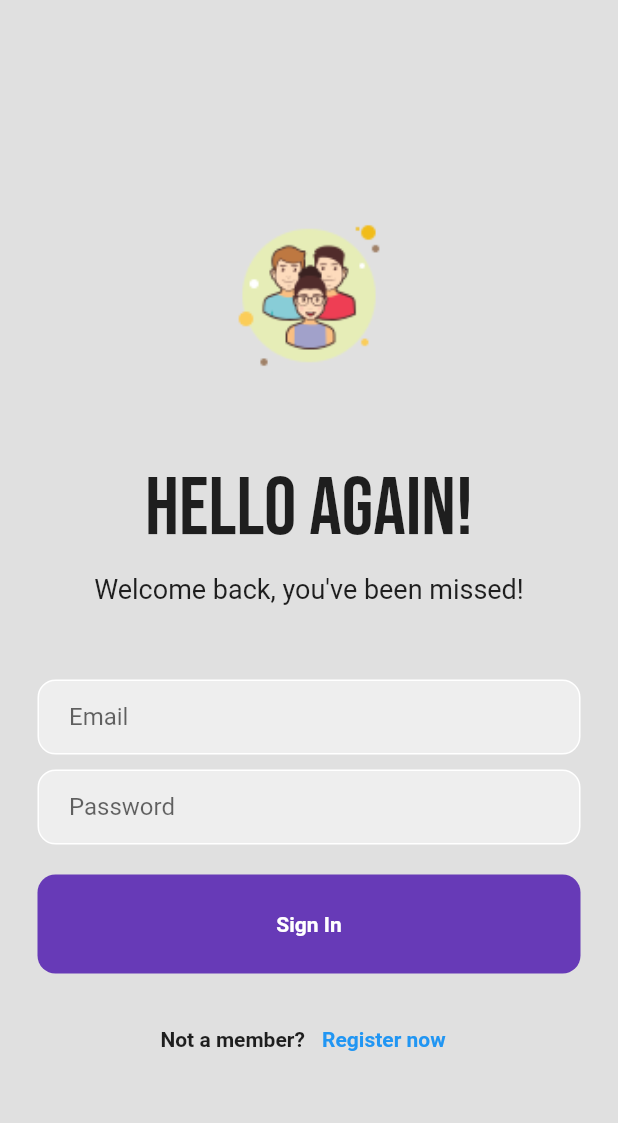
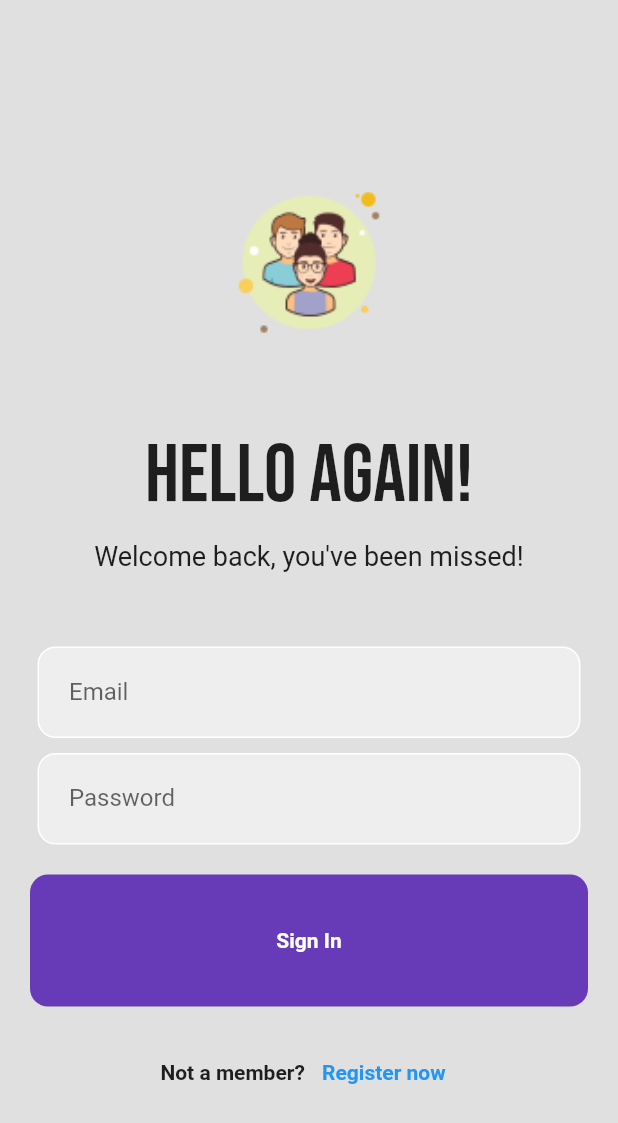
Before and after one commit to iZeroKim/Guest-Book-App, a Flutter app: the screen it shows after launch, after a tap on "Sign Up", after a tap on "Login now", on a phone screen of 412 x 824 dp. Shown: the top 1123 px of the screen. Run offline on Flutter 3.47's test engine with Material 2 defaults, Android fonts, the phone set to English and light mode, and no system bars; our stand-ins replace firebase_auth, firebase_core, google_fonts; accounts and stored records are empty.

Commit message:
Validate login form fields, navigate to home on success

```diff
--- a/lib/views/auth/login_page.dart
+++ b/lib/views/auth/login_page.dart
@@ -1,6 +1,7 @@
 import 'package:flutter/material.dart';
 import 'package:google_fonts/google_fonts.dart';
 import 'register_page.dart';
+import '../home/home.dart';
 
 class LoginPage extends StatefulWidget {
   const LoginPage({Key? key}) : super(key: key);
@@ -10,6 +11,18 @@ class LoginPage extends StatefulWidget {
 }
 
 class _LoginPageState extends State<LoginPage> {
+  final _emailtext = TextEditingController();
+  final _passwordtext = TextEditingController();
+
+  bool _validateemail = false;
+  bool _validatepassword= false;
+
+  @override
+  void dispose() {
+    _emailtext.dispose();
+    _passwordtext.dispose();
+    super.dispose();
+  }
   @override
   Widget build(BuildContext context) {
     return Scaffold(
@@ -53,12 +66,15 @@ class _LoginPageState extends State<LoginPage> {
                     border: Border.all(color: Colors.white),
                     borderRadius: BorderRadius.circular(12),
                   ),
-                  child: const Padding(
+                  child: Padding(
                     padding: EdgeInsets.only(left: 20.0),
                     child: TextField(
+                      controller: _emailtext,
                       decoration: InputDecoration(
                         border: InputBorder.none,
                         hintText: "Email",
+                        labelText: "Email",
+                        errorText: _validateemail ? 'Email can\'t be empty' : null,
                       ),
                     ),
                   )),
@@ -75,13 +91,16 @@ class _LoginPageState extends State<LoginPage> {
                     border: Border.all(color: Colors.white),
                     borderRadius: BorderRadius.circular(12),
                   ),
-                  child: const Padding(
+                  child: Padding(
                     padding: EdgeInsets.only(left: 20.0),
                     child: TextField(
+                      controller: _passwordtext,
                       obscureText: true,
                       decoration: InputDecoration(
                         border: InputBorder.none,
                         hintText: "Password",
+                        labelText: "Password",
+                        errorText: _validatepassword ? 'Password can\'t be empty' : null,
                       ),
                     ),
                   )),
@@ -91,20 +110,34 @@ class _LoginPageState extends State<LoginPage> {
             ),
             //sign in button
             Padding(
-                padding: const EdgeInsets.symmetric(horizontal: 25.0),
+                padding: const EdgeInsets.symmetric(horizontal: 20.0),
                 child: Container(
-                  padding: const EdgeInsets.all(25.0),
+                  padding: const EdgeInsets.all(20.0),
                   decoration: BoxDecoration(
                       color: Colors.deepPurple,
                       borderRadius: BorderRadius.circular(12),
                   ),
-                  child: const Center(
+                  child: Center(
+                    child:TextButton(
                     child: Text(
                     "Sign In",
                     style: TextStyle(
                         color: Colors.white,
                         fontWeight: FontWeight.bold,
                         fontSize: 14),
+                  ),
+                  onPressed: () {
+                    setState(() {
+                      _emailtext.text.isEmpty ? _validateemail = true : _validateemail = false;
+                      _passwordtext.text.isEmpty ? _validatepassword = true : _validatepassword = false;
+                    });
+                    if(!_validateemail && !_validatepassword){
+                      Navigator.of(context).push(MaterialPageRoute(builder: (context) => Home()));
+                    }
+
+
+                  },
+
                 ),
                   ),
                 )),
--- a/lib/views/auth/register_page.dart
+++ b/lib/views/auth/register_page.dart
@@ -29,7 +29,7 @@ class _RegisterPageState extends State<RegisterPage> {
   Widget build(BuildContext context) {
     return Scaffold(
         backgroundColor: Colors.grey[300],
-        resizeToAvoidBottomInset : false,
+        resizeToAvoidBottomInset : true,
         body: SafeArea(
             child: Center(
           child: Column(mainAxisAlignment: MainAxisAlignment.center, children: [
@@ -137,9 +137,9 @@ class _RegisterPageState extends State<RegisterPage> {
             ),
             //sign in button
             Padding(
-                padding: const EdgeInsets.symmetric(horizontal: 25.0),
+                padding: const EdgeInsets.symmetric(horizontal: 15.0),
                 child: Container(
-                  padding: const EdgeInsets.all(25.0),
+                  padding: const EdgeInsets.all(15.0),
                   decoration: BoxDecoration(
                       color: Colors.deepPurple,
                       borderRadius: BorderRadius.circular(12),
--- a/lib/views/home/home.dart
+++ b/lib/views/home/home.dart
@@ -12,7 +12,10 @@ class _State extends State<Home> {
   @override
   Widget build(BuildContext context) {
     return Scaffold(
+        backgroundColor: Colors.grey[300],
+        resizeToAvoidBottomInset : true,
         appBar: AppBar(
+          backgroundColor: Colors.deepPurple,
           title: Text('Guest List'),
             automaticallyImplyLeading: false,
         ),
```
Lines whose indentation alone changed are shown as unchanged.
